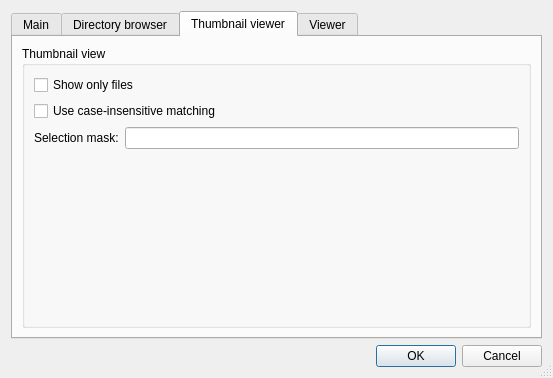
The window that settingsdialog.ui (bwachter/aardview) describes before a commit, drawn with Qt 5.
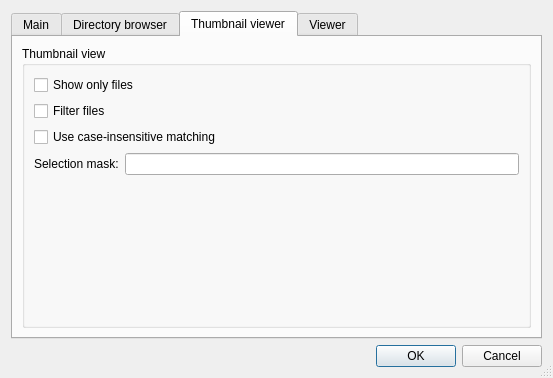
The same window after the commit. The open tabs and pages were chosen to show the change.

Patch:
```diff
--- a/settingsdialog.ui
+++ b/settingsdialog.ui
@@ -146,6 +146,13 @@
               </property>
              </widget>
             </item>
+            <item>
+             <widget class="QCheckBox" name="tnFilterFiles" >
+              <property name="text" >
+               <string>Filter files</string>
+              </property>
+             </widget>
+            </item>
             <item>
              <widget class="QCheckBox" name="tnCaseInsensitiveMatching" >
               <property name="text" >
```
